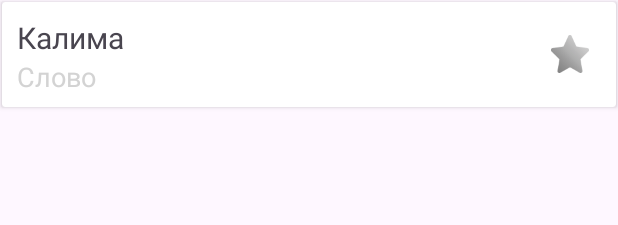
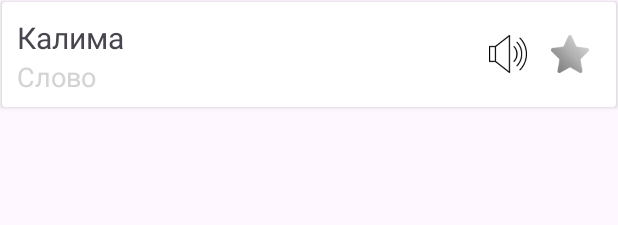
Before and after one commit to zafardeveloper/Dictionary, an Android app: the layout list_item_layout.xml on its own in the app's theme, with its tools: preview values and no code run, on a phone screen of 412 x 824 dp. Shown: the top 225 px of the screen. Run offline under Robolectric (Android 15) with nearby library versions, the phone set to English and light mode, and no system bars.

Commit message:
resized icons

```diff
--- a/app/src/main/res/layout/list_item_layout.xml
+++ b/app/src/main/res/layout/list_item_layout.xml
@@ -40,6 +40,14 @@
 
 
         <ImageView
+            android:id="@+id/imageViewPlay"
+            android:layout_width="25dp"
+            android:layout_height="25dp"
+            android:layout_gravity="center_vertical"
+            android:layout_marginHorizontal="8dp"
+            android:src="@drawable/ic_sound"/>
+
+        <ImageView
             android:id="@+id/btnFavorite"
             android:layout_width="25dp"
             android:layout_height="25dp"
```
Also changed, not shown: app/src/main/res/drawable/ic_favourite.png, app/src/main/res/drawable/ic_home.png, app/src/main/res/drawable/ic_setting.png, app/src/main/res/drawable/ic_sound.png (added).
